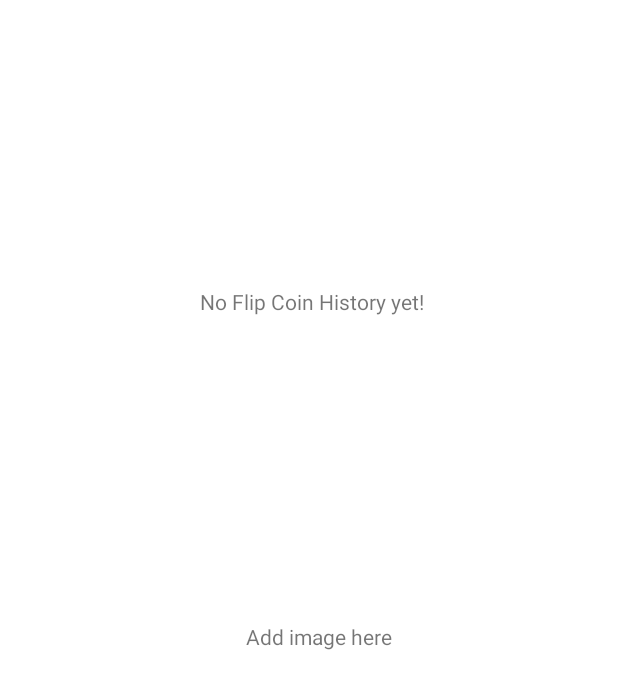
After one commit to sarah-vo/ParentApp, an Android app: the layout flip_coin_empty_history.xml on its own in the app's theme, with its tools: preview values and no code run, on a phone screen of 412 x 824 dp. The commit adds this screen. Shown: the top 689 px of the screen. Run offline under Robolectric (Android 15) with nearby library versions, the phone set to English and light mode, and no system bars.

```diff
--- /dev/null
+++ b/app/src/main/res/layout/flip_coin_empty_history.xml
@@ -0,0 +1,34 @@
+<?xml version="1.0" encoding="utf-8"?>
+<androidx.constraintlayout.widget.ConstraintLayout xmlns:android="http://schemas.android.com/apk/res/android"
+    xmlns:app="http://schemas.android.com/apk/res-auto"
+    xmlns:tools="http://schemas.android.com/tools"
+    android:layout_width="match_parent"
+    android:layout_height="match_parent">
+
+    <TextView
+        android:id="@+id/textView"
+        android:layout_width="0dp"
+        android:layout_height="39dp"
+        android:layout_marginStart="133dp"
+        android:layout_marginTop="191dp"
+        android:layout_marginEnd="128dp"
+        android:text="No Flip Coin History yet!"
+        app:layout_constraintEnd_toEndOf="parent"
+        app:layout_constraintStart_toStartOf="parent"
+        app:layout_constraintTop_toTopOf="parent" />
+
+    <TextView
+        android:id="@+id/textView2"
+        android:layout_width="wrap_content"
+        android:layout_height="wrap_content"
+        android:layout_marginStart="181dp"
+        android:layout_marginTop="101dp"
+        android:layout_marginEnd="172dp"
+        android:layout_marginBottom="308dp"
+        android:text="Add image here"
+        app:layout_constraintBottom_toBottomOf="parent"
+        app:layout_constraintEnd_toEndOf="parent"
+        app:layout_constraintHorizontal_bias="0.456"
+        app:layout_constraintStart_toStartOf="parent"
+        app:layout_constraintTop_toBottomOf="@+id/textView" />
+</androidx.constraintlayout.widget.ConstraintLayout>
```
Also changed, not shown: app/src/main/java/ca/cmpt276/parentapp/CoinListAdapter.java (added, +44 -0 lines), app/src/main/java/ca/cmpt276/parentapp/FlipCoinActivity.java (+33 -32 lines), app/src/main/java/ca/cmpt276/parentapp/FlipCoinHistory.java (+20 -43 lines), app/src/main/java/ca/cmpt276/parentapp/model/FlipCoin.java (+43 -20 lines), app/src/main/java/ca/cmpt276/parentapp/model/FlipCoinManager.java (+13 -0 lines).
